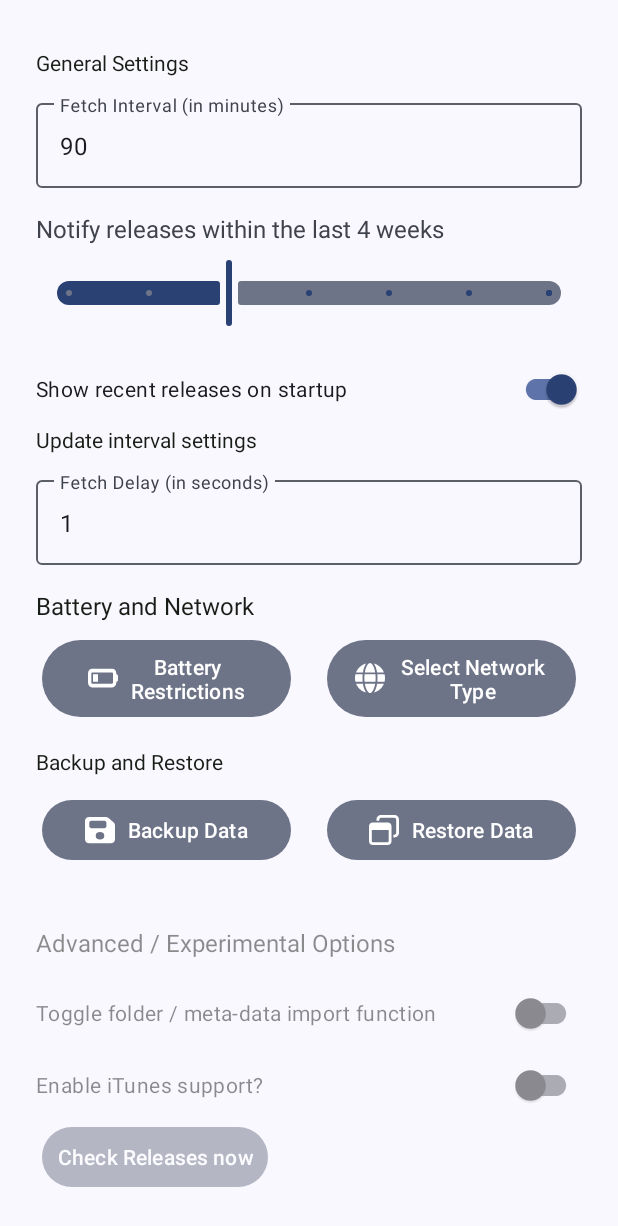
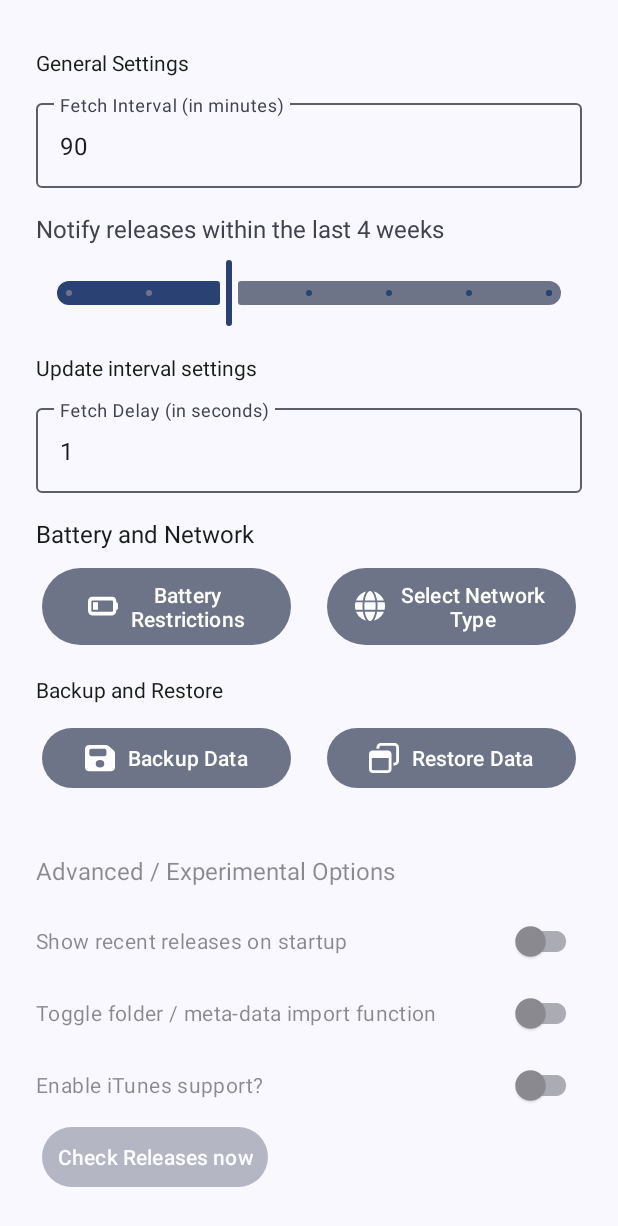
Before and after one commit to nooowavailable/tunedetectivex, an Android app: the SettingsActivity screen opened directly, with no data from a screen before it, on a phone screen of 412 x 824 dp. Shown: the top 1226 px of the screen. Run offline under Robolectric (Android 15) with nearby library versions, the phone set to English and light mode, and no system bars; libraries missing offline, so code that uses them is left out: com.getkeepsafe.taptargetview; 1 statement that could not run was skipped.

Commit message:
made loading of releases from saved artists opt-in and experimental

```diff
--- a/app/src/main/java/com/dev/tunedetectivex/SettingsActivity.kt
+++ b/app/src/main/java/com/dev/tunedetectivex/SettingsActivity.kt
@@ -441,6 +441,12 @@ class SettingsActivity : AppCompatActivity() {
                 ).transparentTarget(true).cancelable(false),
 
                 TapTarget.forView(
+                    delayInput,
+                    getString(R.string.fetch_delay_title),
+                    getString(R.string.fetch_delay_description)
+                ).transparentTarget(true).cancelable(false),
+
+                TapTarget.forView(
                     findViewById<MaterialButton>(R.id.button_request_battery_optimization),
                     getString(R.string.request_battery_optimization_title),
                     getString(R.string.request_battery_optimization_description)
@@ -473,9 +479,7 @@ class SettingsActivity : AppCompatActivity() {
                     ).show()
                 }
 
-                override fun onSequenceStep(tapTarget: TapTarget, targetClicked: Boolean) {
-                }
-
+                override fun onSequenceStep(tapTarget: TapTarget, targetClicked: Boolean) {}
                 override fun onSequenceCanceled(tapTarget: TapTarget?) {
                     Toast.makeText(
                         this@SettingsActivity,
@@ -509,7 +513,7 @@ class SettingsActivity : AppCompatActivity() {
 
     private fun isAutoLoadReleasesEnabled(): Boolean {
         val prefs = getSharedPreferences("AppSettings", MODE_PRIVATE)
-        return prefs.getBoolean("autoLoadReleases", true)
+        return prefs.getBoolean("autoLoadReleases", false)
     }
 
     private fun setAutoLoadReleasesEnabled(enabled: Boolean) {
--- a/app/src/main/res/layout/activity_settings.xml
+++ b/app/src/main/res/layout/activity_settings.xml
@@ -54,12 +54,6 @@
             android:valueTo="8"
             android:stepSize="1"
             android:layout_marginBottom="16dp" />
-
-        <com.google.android.material.switchmaterial.SwitchMaterial
-            android:id="@+id/switch_auto_load_releases"
-            android:layout_width="match_parent"
-            android:layout_height="wrap_content"
-            android:text="@string/auto_load_releases_label" />
 
 
         <com.google.android.material.textview.MaterialTextView
@@ -184,6 +178,16 @@
             android:textSize="16sp" />
 
         <com.google.android.material.switchmaterial.SwitchMaterial
+            android:id="@+id/switch_auto_load_releases"
+            style="@style/Widget.Material3.CompoundButton.Switch"
+            android:layout_width="match_parent"
+            android:layout_height="wrap_content"
+            android:alpha="0.5"
+            android:checked="false"
+            android:paddingVertical="12dp"
+            android:text="@string/auto_load_releases_label" />
+
+        <com.google.android.material.switchmaterial.SwitchMaterial
             android:id="@+id/switch_folder_import"
             style="@style/Widget.Material3.CompoundButton.Switch"
             android:layout_width="match_parent"
--- a/app/src/main/res/values/strings.xml
+++ b/app/src/main/res/values/strings.xml
@@ -245,6 +245,8 @@ including the newest release from either platform.\n\n
     <string name="auto_load_enabled_toast">Recent releases will be shown on startup</string>
     <string name="auto_load_disabled_toast">Recent releases will no longer be shown on startup</string>
     <string name="past_releases">Past Releases:</string>
+    <string name="fetch_delay_title">Delay Before Fetch</string>
+    <string name="fetch_delay_description">Waiting time (in seconds) before fetching new releases for each artist.</string>
     <string-array name="view_type_options">
         <item>Artists</item>
         <item>Releases</item>
```
Also changed, not shown: app/src/main/java/com/dev/tunedetectivex/MainActivity.kt (+10 -5 lines), 1 other file.
